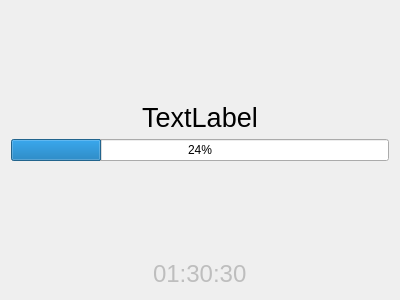
Above: FrmFullScreen.ui from KangLin/Calendar before the change. Below: the same form after it.
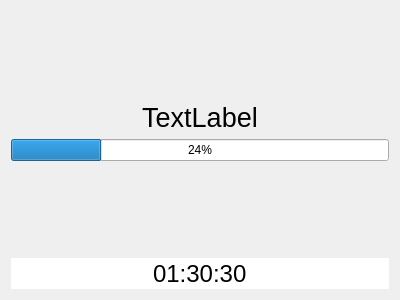
That is the form after the change.

Commit message: Modify QTimeEdit style

The edit to the form file:
```diff
--- a/FrmFullScreen.ui
+++ b/FrmFullScreen.ui
@@ -20,7 +20,7 @@
    <item row="5" column="0">
     <widget class="QTimeEdit" name="timeEdit">
      <property name="enabled">
-      <bool>false</bool>
+      <bool>true</bool>
      </property>
      <property name="sizePolicy">
       <sizepolicy hsizetype="Preferred" vsizetype="Preferred">
```
The commit also changes 1 other file.
